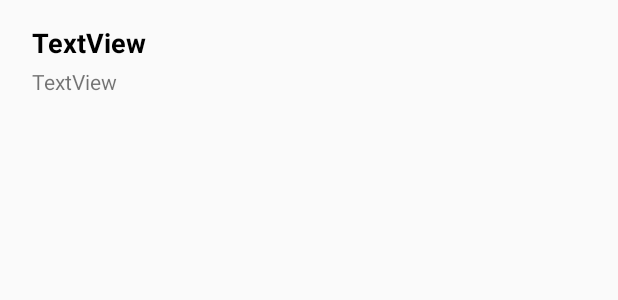
After one commit to intelligo-mn/memorize, an Android app: the layout suggestion_item.xml on its own in the app's theme, with its tools: preview values and no code run, on a phone screen of 412 x 824 dp. The commit adds this screen. Shown: the top 300 px of the screen. Run offline under Robolectric (Android 15) with nearby library versions, the phone set to English and light mode, and no system bars.

Commit message:
Create search and suggestion

```diff
--- a/app/build.gradle
+++ b/app/build.gradle
@@ -8,7 +8,7 @@ android {
     compileSdkVersion 27
     defaultConfig {
         applicationId "cloud.techstar.jisho"
-        minSdkVersion 15
+        minSdkVersion 16
         targetSdkVersion 27
         versionCode 2
         versionName "1.0"
@@ -38,4 +38,5 @@ dependencies {
     implementation 'com.squareup.okhttp3:okhttp:3.10.0'
     implementation 'com.android.support:support-vector-drawable:27.1.1'
     implementation 'com.orhanobut:logger:2.1.1'
+    implementation 'com.github.mancj:MaterialSearchBar:0.7.6'
 }
--- /dev/null
+++ b/app/src/main/res/layout/suggestion_item.xml
@@ -0,0 +1,38 @@
+<?xml version="1.0" encoding="utf-8"?>
+<LinearLayout xmlns:android="http://schemas.android.com/apk/res/android"
+    xmlns:app="http://schemas.android.com/apk/res-auto"
+    android:orientation="horizontal" android:layout_width="match_parent"
+    android:padding="16dp"
+    android:layout_height="80dp"
+    android:background="?attr/selectableItemBackground"
+    android:clickable="true">
+
+    <ImageView
+        android:layout_width="wrap_content"
+        android:layout_height="wrap_content"
+        android:id="@+id/imageView2" />
+
+    <LinearLayout
+        android:orientation="vertical"
+        android:layout_width="match_parent"
+        android:layout_height="match_parent"
+        android:layout_marginLeft="5dp">
+
+        <TextView
+            android:text="TextView"
+            android:layout_width="match_parent"
+            android:layout_height="wrap_content"
+            android:id="@+id/suggest_char"
+            android:textAppearance="@style/TextAppearance.AppCompat.Medium"
+            android:textColor="@android:color/black"
+            android:textStyle="normal|bold" />
+
+        <TextView
+            android:text="TextView"
+            android:layout_width="match_parent"
+            android:layout_height="wrap_content"
+            android:id="@+id/suggest_meaning"
+            android:layout_marginTop="4dp" />
+    </LinearLayout>
+
+</LinearLayout>
--- a/build.gradle
+++ b/build.gradle
@@ -5,6 +5,7 @@ buildscript {
     repositories {
         google()
         jcenter()
+        maven { url "https://jitpack.io" }
     }
     dependencies {
         classpath 'com.android.tools.build:gradle:3.1.1'
@@ -19,6 +20,7 @@ allprojects {
     repositories {
         google()
         jcenter()
+        maven { url "https://jitpack.io" }
     }
 }
 
```
Also changed, not shown: app/src/main/java/cloud/techstar/jisho/adapter/WordSuggestionsAdapter.java (added, +81 -0 lines), app/src/main/java/cloud/techstar/jisho/fragments/SearchFragment.java (+44 -5 lines), app/src/main/res/layout/fragment_search.xml (+28 -5 lines), app/src/main/res/layout/word_recycler_item.xml (+9 -4 lines).
